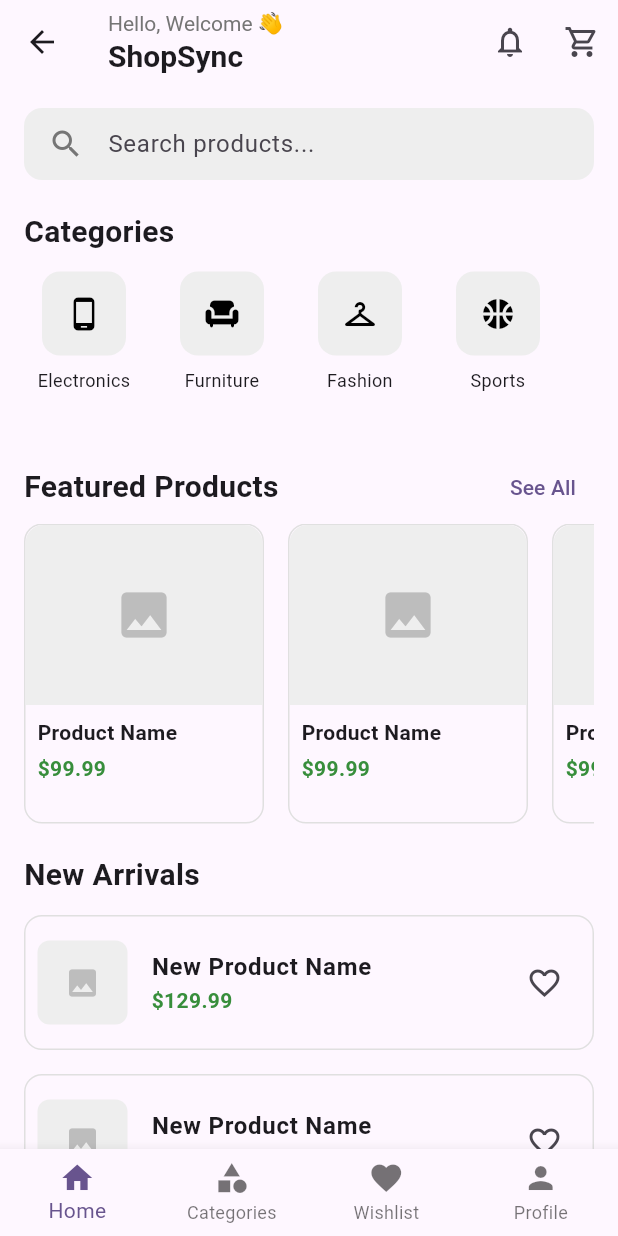
After one commit to maissasehli/template_store_go_flutter, a Flutter app: the HomeScreen screen opened by its route, on a phone screen of 412 x 824 dp. The commit adds this screen. Run offline on Flutter 3.47's test engine with Material 3 defaults, Android fonts, the phone set to English and light mode, and no system bars; our stand-ins replace flutter_dotenv, flutter_svg, get, google_sign_in, shared_preferences, supabase_flutter; accounts and stored records are empty; project files that could hold a hidden picture were left out.

Commit message:
Add signup and login with Supabase authentication (email/password)

```diff
--- a/lib/bindings/auth_binding.dart
+++ b/lib/bindings/auth_binding.dart
@@ -14,8 +14,8 @@ class MyBinding implements Bindings {
 
     Get.lazyPut<SignupController>(() => SignupController());
     Get.lazyPut<ForgetPasswordController>(() => ForgetPasswordController());
-        Get.lazyPut<EmailSentController>(() => EmailSentController());
-            Get.lazyPut<UserProfileSetupController>(() => UserProfileSetupController());
+    Get.lazyPut<EmailSentController>(() => EmailSentController());
+    Get.lazyPut<UserProfileSetupController>(() => UserProfileSetupController());
 
 
 
--- a/lib/controller/auth/googleauth/google_auth_controller.dart
+++ b/lib/controller/auth/googleauth/google_auth_controller.dart
@@ -3,6 +3,7 @@
 import 'package:flutter/material.dart';
 import 'package:get/get.dart';
 import 'package:google_sign_in/google_sign_in.dart';
+import 'package:store_go/core/constants/routes.dart';
 import 'package:supabase_flutter/supabase_flutter.dart';
 import 'package:flutter_dotenv/flutter_dotenv.dart';
 
@@ -49,7 +50,7 @@ class GoogleAuthController extends GetxController {
 
       if (response.user != null) {
         // Successfully signed in
-        Get.offAllNamed('/home'); // Navigate to home screen
+        Get.offAllNamed(AppRoute.home); // Navigate to home screen
       } else {
         throw 'Failed to sign in with Google';
       }
@@ -71,7 +72,7 @@ class GoogleAuthController extends GetxController {
     try {
       await _googleSignIn.signOut();
       await supabase.auth.signOut();
-      Get.offAllNamed('/login'); // Navigate back to login screen
+      Get.offAllNamed(AppRoute.login); // Navigate back to login screen
     } catch (e) {
       Get.snackbar(
         'Error',
--- a/lib/core/constants/imageasset.dart
+++ b/lib/core/constants/imageasset.dart
@@ -18,7 +18,7 @@ class ImageAsset {
   static const String googleIcon = '$rootIcons/google.svg';
   static const String facebookIcon = '$rootIcons/facebook.svg';
   //emailsent
-  static const String emailsent = '$rootIcons/email_sent.svg';
+  static const String emailsent = '$rootIcons/email_sent.png';
 
 
 }
--- a/lib/core/constants/routes.dart
+++ b/lib/core/constants/routes.dart
@@ -6,6 +6,8 @@ static const String signup = "/signup";
 static const String userprofilesetup = "/userprofilesetup";
 static const String forgetpassword = "/forgetpassword";
 static const String emailsentconfirmation = "/emailsentconfirmation";
+static const String home = "/home";
+
 
 
 
--- a/lib/routes.dart
+++ b/lib/routes.dart
@@ -5,6 +5,7 @@ import 'package:store_go/view/screens/auth/emailsentconfirmation.dart';
 import 'package:store_go/view/screens/auth/forgetpassword.dart';
 import 'package:store_go/view/screens/auth/login.dart';
 import 'package:store_go/view/screens/auth/signup.dart';
+import 'package:store_go/view/screens/home/home_screen.dart';
 import 'package:store_go/view/screens/language/language.dart';
 import 'package:store_go/view/screens/onboarding/onbordingScreen.dart';
 import 'package:store_go/view/screens/onboarding/userprofilesetupscreen.dart';
@@ -36,9 +37,14 @@ GetPage(
     page: () =>  ForgetPassword(),
     binding: MyBinding(), // Utilisez le nouveau binding ici
   ),
+GetPage(
+  name: AppRoute.emailsentconfirmation,
+  page: () => const EmailSentConfirmation(), // Note the 'const'
+  binding: MyBinding(),
+),
   GetPage(
-    name: AppRoute.emailsentconfirmation,
-    page: () =>  EmailSentConfirmation(),
+    name: AppRoute.home,
+    page: () =>  HomeScreen(),
     binding: MyBinding(), // Utilisez le nouveau binding ici
   ),
 
--- /dev/null
+++ b/lib/view/screens/home/home_screen.dart
@@ -0,0 +1,307 @@
+// lib/screens/home_screen.dart
+import 'package:flutter/material.dart';
+
+class HomeScreen extends StatelessWidget {
+  const HomeScreen({super.key});
+
+  @override
+  Widget build(BuildContext context) {
+    return Scaffold(
+      appBar: _buildAppBar(),
+      body: _buildBody(),
+      bottomNavigationBar: _buildBottomNavBar(),
+    );
+  }
+
+  AppBar _buildAppBar() {
+    return AppBar(
+      title: Column(
+        crossAxisAlignment: CrossAxisAlignment.start,
+        children: [
+          Text(
+            'Hello, Welcome 👋',
+            style: TextStyle(
+              fontSize: 14,
+              color: Colors.grey[600],
+            ),
+          ),
+          const Text(
+            'ShopSync',
+            style: TextStyle(
+              fontSize: 20,
+              fontWeight: FontWeight.bold,
+            ),
+          ),
+        ],
+      ),
+      actions: [
+        IconButton(
+          icon: const Icon(Icons.notifications_outlined),
+          onPressed: () {},
+        ),
+        IconButton(
+          icon: const Icon(Icons.shopping_cart_outlined),
+          onPressed: () {},
+        ),
+      ],
+    );
+  }
+
+  Widget _buildBody() {
+    return SingleChildScrollView(
+      child: Padding(
+        padding: const EdgeInsets.all(16.0),
+        child: Column(
+          crossAxisAlignment: CrossAxisAlignment.start,
+          children: [
+            _buildSearchBar(),
+            const SizedBox(height: 20),
+            _buildCategoryList(),
+            const SizedBox(height: 20),
+            _buildFeaturedProducts(),
+            const SizedBox(height: 20),
+            _buildNewArrivals(),
+          ],
+        ),
+      ),
+    );
+  }
+
+  Widget _buildSearchBar() {
+    return Container(
+      padding: const EdgeInsets.symmetric(horizontal: 16),
+      decoration: BoxDecoration(
+        color: Colors.grey[200],
+        borderRadius: BorderRadius.circular(12),
+      ),
+      child: TextField(
+        decoration: InputDecoration(
+          hintText: 'Search products...',
+          border: InputBorder.none,
+          icon: Icon(Icons.search, color: Colors.grey[600]),
+        ),
+      ),
+    );
+  }
+
+  Widget _buildCategoryList() {
+    final categories = [
+      {'icon': Icons.phone_android, 'name': 'Electronics'},
+      {'icon': Icons.chair, 'name': 'Furniture'},
+      {'icon': Icons.checkroom, 'name': 'Fashion'},
+      {'icon': Icons.sports_basketball, 'name': 'Sports'},
+    ];
+
+    return Column(
+      crossAxisAlignment: CrossAxisAlignment.start,
+      children: [
+        const Text(
+          'Categories',
+          style: TextStyle(
+            fontSize: 20,
+            fontWeight: FontWeight.bold,
+          ),
+        ),
+        const SizedBox(height: 12),
+        SizedBox(
+          height: 100,
+          child: ListView.builder(
+            scrollDirection: Axis.horizontal,
+            itemCount: categories.length,
+            itemBuilder: (context, index) {
+              return Container(
+                width: 80,
+                margin: const EdgeInsets.only(right: 12),
+                child: Column(
+                  children: [
+                    Container(
+                      padding: const EdgeInsets.all(16),
+                      decoration: BoxDecoration(
+                        color: Colors.grey[200],
+                        borderRadius: BorderRadius.circular(12),
+                      ),
+                      child: Icon(
+                        categories[index]['icon'] as IconData,
+                        color: Colors.black,
+                      ),
+                    ),
+                    const SizedBox(height: 8),
+                    Text(
+                      categories[index]['name'] as String,
+                      style: const TextStyle(fontSize: 12),
+                      textAlign: TextAlign.center,
+                    ),
+                  ],
+                ),
+              );
+            },
+          ),
+        ),
+      ],
+    );
+  }
+
+  Widget _buildFeaturedProducts() {
+    return Column(
+      crossAxisAlignment: CrossAxisAlignment.start,
+      children: [
+        Row(
+          mainAxisAlignment: MainAxisAlignment.spaceBetween,
+          children: [
+            const Text(
+              'Featured Products',
+              style: TextStyle(
+                fontSize: 20,
+                fontWeight: FontWeight.bold,
+              ),
+            ),
+            TextButton(
+              onPressed: () {},
+              child: const Text('See All'),
+            ),
+          ],
+        ),
+        SizedBox(
+          height: 200,
+          child: ListView.builder(
+            scrollDirection: Axis.horizontal,
+            itemCount: 5,
+            itemBuilder: (context, index) {
+              return Container(
+                width: 160,
+                margin: const EdgeInsets.only(right: 16),
+                decoration: BoxDecoration(
+                  border: Border.all(color: Colors.grey[300]!),
+                  borderRadius: BorderRadius.circular(12),
+                ),
+                child: Column(
+                  crossAxisAlignment: CrossAxisAlignment.start,
+                  children: [
+                    Container(
+                      height: 120,
+                      decoration: BoxDecoration(
+                        color: Colors.grey[200],
+                        borderRadius: const BorderRadius.vertical(
+                          top: Radius.circular(12),
+                        ),
+                      ),
+                      child: Center(
+                        child: Icon(
+                          Icons.image,
+                          size: 40,
+                          color: Colors.grey[400],
+                        ),
+                      ),
+                    ),
+                    Padding(
+                      padding: const EdgeInsets.all(8.0),
+                      child: Column(
+                        crossAxisAlignment: CrossAxisAlignment.start,
+                        children: [
+                          const Text(
+                            'Product Name',
+                            style: TextStyle(fontWeight: FontWeight.bold),
+                          ),
+                          const SizedBox(height: 4),
+                          Text(
+                            '\$99.99',
+                            style: TextStyle(
+                              color: Colors.green[700],
+                              fontWeight: FontWeight.bold,
+                            ),
+                          ),
+                        ],
+                      ),
+                    ),
+                  ],
+                ),
+              );
+            },
+          ),
+        ),
+      ],
+    );
+  }
+
+  Widget _buildNewArrivals() {
+    return Column(
+      crossAxisAlignment: CrossAxisAlignment.start,
+      children: [
+        const Text(
+          'New Arrivals',
+          style: TextStyle(
+            fontSize: 20,
+            fontWeight: FontWeight.bold,
+          ),
+        ),
+        const SizedBox(height: 12),
+        ListView.builder(
+          shrinkWrap: true,
+          physics: const NeverScrollableScrollPhysics(),
+          itemCount: 3,
+          itemBuilder: (context, index) {
+            return Container(
+              margin: const EdgeInsets.only(bottom: 16),
+              decoration: BoxDecoration(
+                border: Border.all(color: Colors.grey[300]!),
+                borderRadius: BorderRadius.circular(12),
+              ),
+              child: ListTile(
+                contentPadding: const EdgeInsets.all(8),
+                leading: Container(
+                  width: 60,
+                  height: 60,
+                  decoration: BoxDecoration(
+                    color: Colors.grey[200],
+                    borderRadius: BorderRadius.circular(8),
+                  ),
+                  child: Icon(Icons.image, color: Colors.grey[400]),
+                ),
+                title: const Text(
+                  'New Product Name',
+                  style: TextStyle(fontWeight: FontWeight.bold),
+                ),
+                subtitle: Text(
+                  '\$129.99',
+                  style: TextStyle(
+                    color: Colors.green[700],
+                    fontWeight: FontWeight.bold,
+                  ),
+                ),
+                trailing: IconButton(
+                  icon: const Icon(Icons.favorite_border),
+                  onPressed: () {},
+                ),
+              ),
+            );
+          },
+        ),
+      ],
+    );
+  }
+
+  Widget _buildBottomNavBar() {
+    return BottomNavigationBar(
+      type: BottomNavigationBarType.fixed,
+      currentIndex: 0,
+      items: const [
+        BottomNavigationBarItem(
+          icon: Icon(Icons.home),
+          label: 'Home',
+        ),
+        BottomNavigationBarItem(
+          icon: Icon(Icons.category),
+          label: 'Categories',
+        ),
+        BottomNavigationBarItem(
+          icon: Icon(Icons.favorite),
+          label: 'Wishlist',
+        ),
+        BottomNavigationBarItem(
+          icon: Icon(Icons.person),
+          label: 'Profile',
+        ),
+      ],
+    );
+  }
+}
--- a/lib/view/screens/onboarding/onbordingScreen.dart
+++ b/lib/view/screens/onboarding/onbordingScreen.dart
@@ -223,7 +223,6 @@ class _OnboardingState extends State<Onboarding> {
                     ),
 
                     // Bottom spacing
-                    const SizedBox(height: 24.0),
                   ],
                 ),
               ],
--- a/pubspec.yaml
+++ b/pubspec.yaml
@@ -90,6 +90,10 @@ flutter:
      - assets/onBordingImage/
      - assets/icons/
      - .env
+     - assets/icons/email_sent.png
+
+
+
 
   # An image asset can refer to one or more resolution-specific "variants", see
   # https://flutter.dev/to/resolution-aware-images
```
Also changed, not shown: lib/controller/auth/logincontroller.dart (+13 -8 lines), lib/controller/auth/signupcontroller.dart (+51 -5 lines), lib/core/services/auth_service.dart (added, +148 -0 lines), lib/view/screens/auth/emailsentconfirmation.dart (+50 -17 lines), lib/view/screens/auth/signup.dart (+35 -14 lines), assets/icons/email_sent.png (added), 2 other files.
